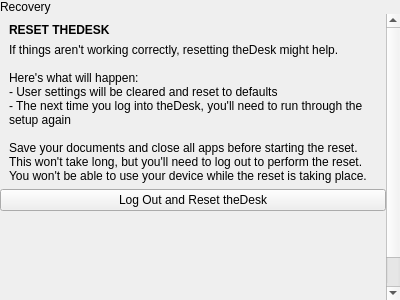
Above: desktop/systemsettings/recovery/recovery.ui from theCheeseboard/thedesk before the change. Below: the same form after it.
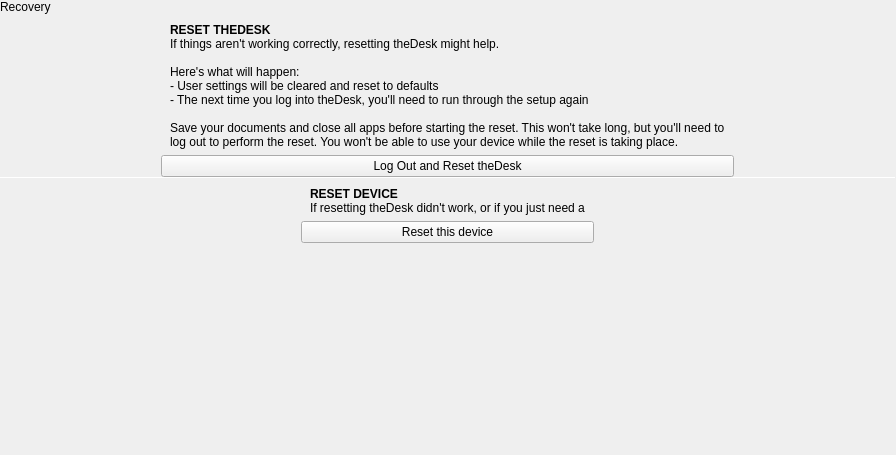
That is the form after the change. Icons and pictures are not drawn. Custom widgets are drawn as their Qt base class.

Commit message: Add support for scallop reset

What changed in the file:
```diff
--- a/desktop/systemsettings/recovery/recovery.ui
+++ b/desktop/systemsettings/recovery/recovery.ui
@@ -6,8 +6,8 @@
    <rect>
     <x>0</x>
     <y>0</y>
-    <width>400</width>
-    <height>300</height>
+    <width>896</width>
+    <height>455</height>
    </rect>
   </property>
   <property name="windowTitle">
@@ -49,8 +49,8 @@
        <rect>
         <x>0</x>
         <y>0</y>
-        <width>386</width>
-        <height>370</height>
+        <width>896</width>
+        <height>438</height>
        </rect>
       </property>
       <layout class="QVBoxLayout" name="verticalLayout_3">
@@ -69,9 +69,12 @@
        <property name="bottomMargin">
         <number>0</number>
        </property>
-       <item>
+       <item alignment="Qt::AlignHCenter">
         <widget class="QWidget" name="resetDEContainer" native="true">
          <layout class="QVBoxLayout" name="verticalLayout_2">
+          <property name="spacing">
+           <number>0</number>
+          </property>
           <property name="leftMargin">
            <number>0</number>
           </property>
@@ -81,6 +84,9 @@
           <property name="rightMargin">
            <number>0</number>
           </property>
+          <property name="bottomMargin">
+           <number>0</number>
+          </property>
           <item>
            <layout class="QVBoxLayout" name="verticalLayout_4">
             <property name="leftMargin">
@@ -92,6 +98,9 @@
             <property name="rightMargin">
              <number>9</number>
             </property>
+            <property name="bottomMargin">
+             <number>6</number>
+            </property>
             <item>
              <widget class="QLabel" name="label_2">
               <property name="font">
@@ -137,6 +146,90 @@
          </layout>
         </widget>
        </item>
+       <item>
+        <widget class="Line" name="resetDeviceLine">
+         <property name="maximumSize">
+          <size>
+           <width>16777215</width>
+           <height>1</height>
+          </size>
+         </property>
+         <property name="orientation">
+          <enum>Qt::Horizontal</enum>
+         </property>
+        </widget>
+       </item>
+       <item alignment="Qt::AlignHCenter">
+        <widget class="QWidget" name="resetDeviceContainer" native="true">
+         <layout class="QVBoxLayout" name="verticalLayout_5">
+          <property name="spacing">
+           <number>0</number>
+          </property>
+          <property name="leftMargin">
+           <number>0</number>
+          </property>
+          <property name="topMargin">
+           <number>0</number>
+          </property>
+          <property name="rightMargin">
+           <number>0</number>
+          </property>
+          <property name="bottomMargin">
+           <number>0</number>
+          </property>
+          <item>
+           <layout class="QVBoxLayout" name="verticalLayout_6">
+            <property name="leftMargin">
+             <number>9</number>
+            </property>
+            <property name="topMargin">
+             <number>9</number>
+            </property>
+            <property name="rightMargin">
+             <number>9</number>
+            </property>
+            <property name="bottomMargin">
+             <number>6</number>
+            </property>
+            <item>
+             <widget class="QLabel" name="label_4">
+              <property name="font">
+               <font>
+                <weight>75</weight>
+                <bold>true</bold>
+               </font>
+              </property>
+              <property name="text">
+               <string>RESET DEVICE</string>
+              </property>
+             </widget>
+            </item>
+            <item>
+             <widget class="QLabel" name="label_5">
+              <property name="text">
+               <string>If resetting theDesk didn't work, or if you just need a fresh start, you can reset this device.</string>
+              </property>
+              <property name="wordWrap">
+               <bool>true</bool>
+              </property>
+             </widget>
+            </item>
+           </layout>
+          </item>
+          <item>
+           <widget class="QPushButton" name="resetDeviceButton">
+            <property name="text">
+             <string>Reset this device</string>
+            </property>
+            <property name="icon">
+             <iconset theme="view-refresh">
+              <normaloff>.</normaloff>.</iconset>
+            </property>
+           </widget>
+          </item>
+         </layout>
+        </widget>
+       </item>
        <item>
         <spacer name="verticalSpacer">
          <property name="orientation">
```
The commit also changes 14 other files.
